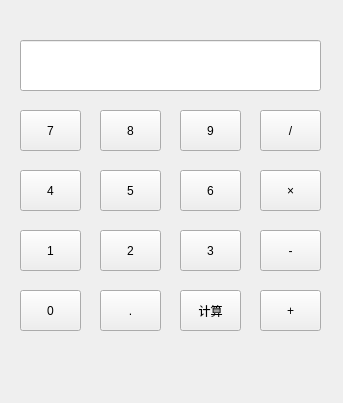
Old version of the form ui/计算器.ui in the repository vichbb/pyside6.
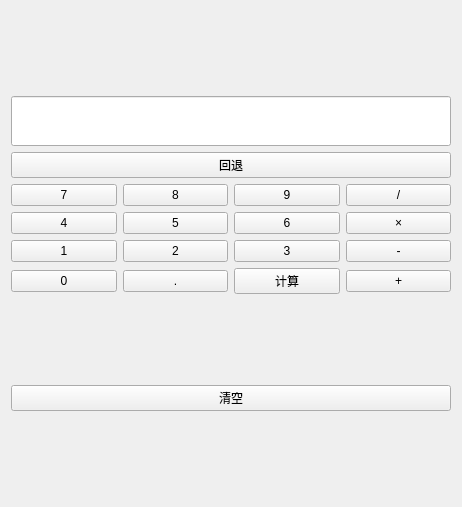
New version of the form.

Commit message: 完善版计算器

The edit to the form file:
```diff
--- a/ui/计算器.ui
+++ b/ui/计算器.ui
@@ -6,234 +6,174 @@
    <rect>
     <x>0</x>
     <y>0</y>
-    <width>343</width>
-    <height>403</height>
+    <width>462</width>
+    <height>507</height>
    </rect>
   </property>
   <property name="windowTitle">
    <string>Form</string>
   </property>
+  <layout class="QVBoxLayout" name="verticalLayout_2">
+   <item>
+    <layout class="QVBoxLayout" name="verticalLayout">
+     <item>
   <widget class="QLineEdit" name="lineEdit">
-   <property name="geometry">
-    <rect>
-     <x>20</x>
-     <y>40</y>
-     <width>301</width>
-     <height>51</height>
-    </rect>
+       <property name="minimumSize">
+        <size>
+         <width>0</width>
+         <height>50</height>
+        </size>
    </property>
    <property name="readOnly">
     <bool>true</bool>
    </property>
   </widget>
-  <widget class="QPushButton" name="pushButton">
-   <property name="geometry">
-    <rect>
-     <x>20</x>
-     <y>230</y>
-     <width>61</width>
-     <height>41</height>
-    </rect>
-   </property>
+     </item>
+     <item>
+      <widget class="QPushButton" name="pushButton_back">
    <property name="text">
-    <string>1</string>
-   </property>
-  </widget>
-  <widget class="QPushButton" name="pushButton_2">
-   <property name="geometry">
-    <rect>
-     <x>100</x>
-     <y>230</y>
-     <width>61</width>
-     <height>41</height>
-    </rect>
-   </property>
-   <property name="text">
-    <string>2</string>
-   </property>
-  </widget>
-  <widget class="QPushButton" name="pushButton_3">
-   <property name="geometry">
-    <rect>
-     <x>180</x>
-     <y>230</y>
-     <width>61</width>
-     <height>41</height>
-    </rect>
-   </property>
-   <property name="text">
-    <string>3</string>
-   </property>
-  </widget>
-  <widget class="QPushButton" name="pushButton_4">
-   <property name="geometry">
-    <rect>
-     <x>20</x>
-     <y>170</y>
-     <width>61</width>
-     <height>41</height>
-    </rect>
-   </property>
-   <property name="text">
-    <string>4</string>
-   </property>
-  </widget>
-  <widget class="QPushButton" name="pushButton_5">
-   <property name="geometry">
-    <rect>
-     <x>100</x>
-     <y>170</y>
-     <width>61</width>
-     <height>41</height>
-    </rect>
-   </property>
-   <property name="text">
-    <string>5</string>
-   </property>
-  </widget>
-  <widget class="QPushButton" name="pushButton_6">
-   <property name="geometry">
-    <rect>
-     <x>180</x>
-     <y>170</y>
-     <width>61</width>
-     <height>41</height>
-    </rect>
-   </property>
-   <property name="text">
-    <string>6</string>
-   </property>
-  </widget>
+        <string>回退</string>
+       </property>
+      </widget>
+     </item>
+     <item>
+      <layout class="QHBoxLayout" name="horizontalLayout">
+       <item>
   <widget class="QPushButton" name="pushButton_7">
-   <property name="geometry">
-    <rect>
-     <x>20</x>
-     <y>110</y>
-     <width>61</width>
-     <height>41</height>
-    </rect>
-   </property>
    <property name="text">
     <string>7</string>
    </property>
   </widget>
+       </item>
+       <item>
   <widget class="QPushButton" name="pushButton_8">
-   <property name="geometry">
-    <rect>
-     <x>100</x>
-     <y>110</y>
-     <width>61</width>
-     <height>41</height>
-    </rect>
-   </property>
    <property name="text">
     <string>8</string>
    </property>
   </widget>
+       </item>
+       <item>
   <widget class="QPushButton" name="pushButton_9">
-   <property name="geometry">
-    <rect>
-     <x>180</x>
-     <y>110</y>
-     <width>61</width>
-     <height>41</height>
-    </rect>
-   </property>
    <property name="text">
     <string>9</string>
    </property>
   </widget>
-  <widget class="QPushButton" name="pushButton_10">
-   <property name="geometry">
-    <rect>
-     <x>20</x>
-     <y>290</y>
-     <width>61</width>
-     <height>41</height>
-    </rect>
-   </property>
-   <property name="text">
-    <string>0</string>
-   </property>
-  </widget>
-  <widget class="QPushButton" name="pushButton_11">
-   <property name="geometry">
-    <rect>
-     <x>100</x>
-     <y>290</y>
-     <width>61</width>
-     <height>41</height>
-    </rect>
-   </property>
-   <property name="text">
-    <string>.</string>
-   </property>
-  </widget>
-  <widget class="QPushButton" name="pushButton_12">
-   <property name="geometry">
-    <rect>
-     <x>180</x>
-     <y>290</y>
-     <width>61</width>
-     <height>41</height>
-    </rect>
-   </property>
-   <property name="text">
-    <string>计算</string>
-   </property>
-  </widget>
-  <widget class="QPushButton" name="pushButton_13">
-   <property name="geometry">
-    <rect>
-     <x>260</x>
-     <y>110</y>
-     <width>61</width>
-     <height>41</height>
-    </rect>
-   </property>
+       </item>
+       <item>
+        <widget class="QPushButton" name="pushButton_div">
    <property name="text">
     <string>/</string>
    </property>
   </widget>
-  <widget class="QPushButton" name="pushButton_14">
-   <property name="geometry">
-    <rect>
-     <x>260</x>
-     <y>170</y>
-     <width>61</width>
-     <height>41</height>
-    </rect>
-   </property>
+       </item>
+      </layout>
+     </item>
+     <item>
+      <layout class="QHBoxLayout" name="horizontalLayout_2">
+       <item>
+        <widget class="QPushButton" name="pushButton_4">
+         <property name="text">
+          <string>4</string>
+         </property>
+        </widget>
+       </item>
+       <item>
+        <widget class="QPushButton" name="pushButton_5">
+         <property name="text">
+          <string>5</string>
+         </property>
+        </widget>
+       </item>
+       <item>
+        <widget class="QPushButton" name="pushButton_6">
+         <property name="text">
+          <string>6</string>
+         </property>
+        </widget>
+       </item>
+       <item>
+        <widget class="QPushButton" name="pushButton_mul">
    <property name="text">
     <string>×</string>
    </property>
   </widget>
-  <widget class="QPushButton" name="pushButton_15">
-   <property name="geometry">
-    <rect>
-     <x>260</x>
-     <y>230</y>
-     <width>61</width>
-     <height>41</height>
-    </rect>
-   </property>
+       </item>
+      </layout>
+     </item>
+     <item>
+      <layout class="QHBoxLayout" name="horizontalLayout_3">
+       <item>
+        <widget class="QPushButton" name="pushButton_1">
+         <property name="text">
+          <string>1</string>
+         </property>
+        </widget>
+       </item>
+       <item>
+        <widget class="QPushButton" name="pushButton_2">
+         <property name="text">
+          <string>2</string>
+         </property>
+        </widget>
+       </item>
+       <item>
+        <widget class="QPushButton" name="pushButton_3">
+         <property name="text">
+          <string>3</string>
+         </property>
+        </widget>
+       </item>
+       <item>
+        <widget class="QPushButton" name="pushButton_sub">
    <property name="text">
     <string>-</string>
    </property>
   </widget>
-  <widget class="QPushButton" name="pushButton_16">
-   <property name="geometry">
-    <rect>
-     <x>260</x>
-     <y>290</y>
-     <width>61</width>
-     <height>41</height>
-    </rect>
-   </property>
+       </item>
+      </layout>
+     </item>
+     <item>
+      <layout class="QHBoxLayout" name="horizontalLayout_4">
+       <item>
+        <widget class="QPushButton" name="pushButton_0">
+         <property name="text">
+          <string>0</string>
+         </property>
+        </widget>
+       </item>
+       <item>
+        <widget class="QPushButton" name="pushButton_dot">
+         <property name="text">
+          <string>.</string>
+         </property>
+        </widget>
+       </item>
+       <item>
+        <widget class="QPushButton" name="pushButton_enter">
+         <property name="text">
+          <string>计算</string>
+         </property>
+        </widget>
+       </item>
+       <item>
+        <widget class="QPushButton" name="pushButton_add">
    <property name="text">
     <string>+</string>
    </property>
   </widget>
+       </item>
+      </layout>
+     </item>
+    </layout>
+   </item>
+   <item>
+    <widget class="QPushButton" name="pushButton_clear">
+     <property name="text">
+      <string>清空</string>
+     </property>
+    </widget>
+   </item>
+  </layout>
  </widget>
  <resources/>
  <connections/>
```
Left out of the diff: 2 changed lines with no effect on the pictures. Lines whose indentation alone changed are shown as unchanged. The commit also changes 2 other files.
